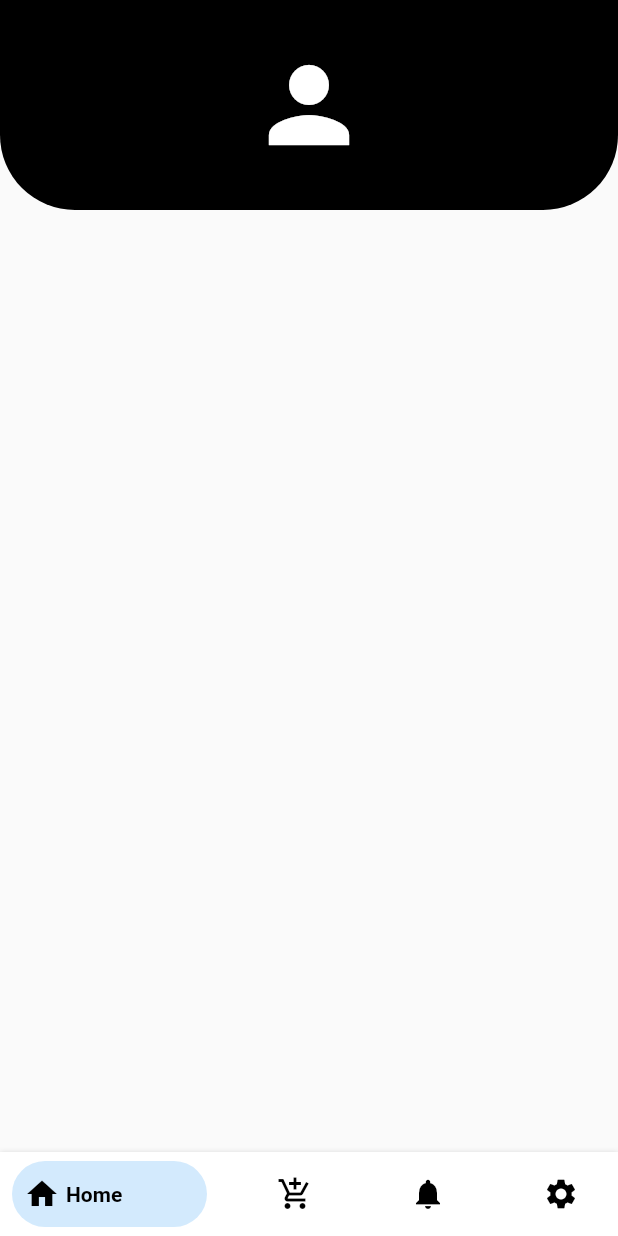
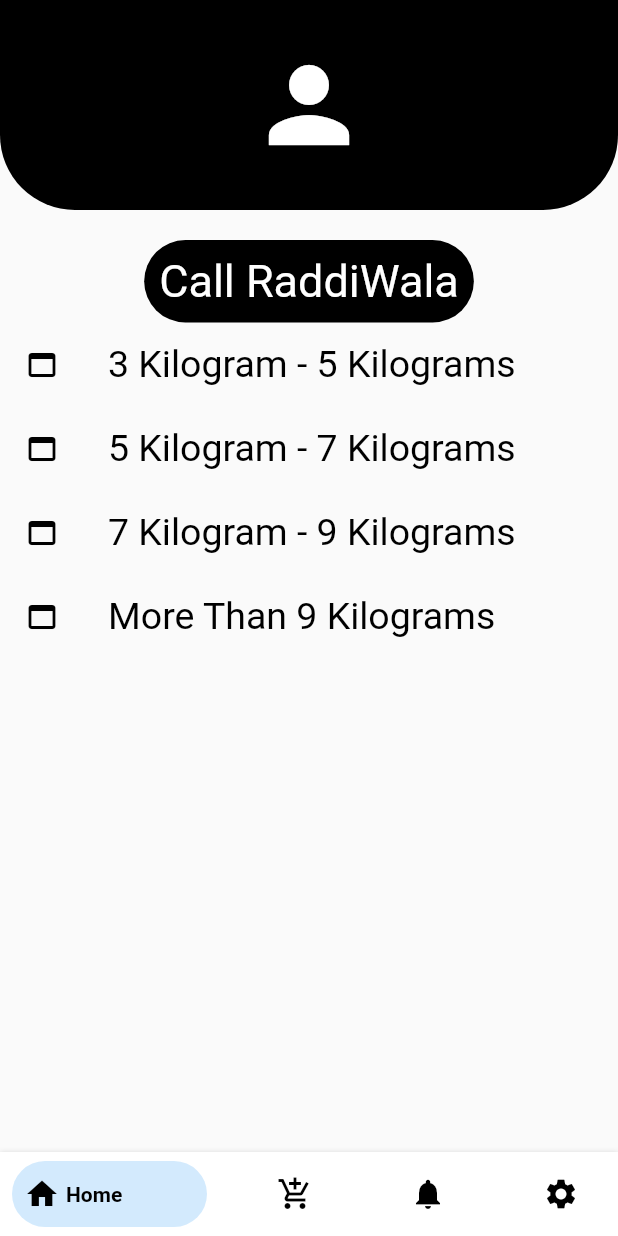
Before and after one commit to HackBMU/HackBMU2020_WellWaisted, a Flutter app: the screen it shows after launch, on a phone screen of 412 x 824 dp. Run offline on Flutter 3.47's test engine with Material 2 defaults, Android fonts, the phone set to English and light mode, and no system bars; drawn by our look-alikes of bottom_navy_bar.

Commit message:
Customised User dashboard

```diff
--- a/lib/Pages/PagesScroll.dart
+++ b/lib/Pages/PagesScroll.dart
@@ -1,5 +1,6 @@
 import 'package:flutter/material.dart';
 import 'package:bottom_navy_bar/bottom_navy_bar.dart';
+import 'package:wellwasted2/Pages/NotificationTab.dart';
 import 'package:wellwasted2/Pages/Shop.dart';
 import 'package:wellwasted2/Pages/UserDashBoard.dart';
 class ScrollPages extends StatefulWidget {
@@ -36,7 +37,7 @@ class _ScrollPagesState extends State<ScrollPages> {
           children: <Widget>[
             UserDashBoard(),
             Shop(),
-            Container(color: Colors.green,),
+            NotificationTab(),
             Container(color: Colors.blue,),
           ],
         ),
--- a/lib/Pages/Shop.dart
+++ b/lib/Pages/Shop.dart
@@ -10,15 +10,16 @@ class _ShopState extends State<Shop> {
   Widget build(BuildContext context) {
     return Scaffold(
       body: Container(
+        color: Colors.black,
         margin: EdgeInsets.only(top: 50),
         child: Center(
           child: Column(
             mainAxisAlignment: MainAxisAlignment.spaceEvenly,
             children:<Widget>[
-              Text("3 Kilogram - 5 Kilograms",style: TextStyle(fontSize: 30),),
-              Text("5 Kilogram - 7 Kilograms",style: TextStyle(fontSize: 30)),
-              Text("7 Kilogram - 9 Kilograms",style: TextStyle(fontSize: 30)),
-              Text("More than 9 kilograms",style: TextStyle(fontSize: 30))
+              ListTile(leading : Icon(Icons.web_asset,color: Colors.white,),title: Text("3 Kilogram - 5 Kilograms",style: TextStyle(fontSize: 25,color: Colors.white),),),
+              ListTile(leading : Icon(Icons.web_asset,color: Colors.white,),title: Text("5 Kilogram - 7 Kilograms",style: TextStyle(fontSize: 25,color: Colors.white),),),
+              ListTile(leading : Icon(Icons.web_asset,color: Colors.white,),title: Text("7 Kilogram - 9 Kilograms",style: TextStyle(fontSize: 25,color: Colors.white),),),
+              ListTile(leading : Icon(Icons.web_asset,color: Colors.white,),title: Text("More Than 9 Kilograms",style: TextStyle(fontSize: 25,color: Colors.white),),),
             ]
           ),
         ),
--- a/lib/Pages/UserDashBoard.dart
+++ b/lib/Pages/UserDashBoard.dart
@@ -1,3 +1,4 @@
+import 'package:flutter/cupertino.dart';
 import 'package:flutter/material.dart';
 import 'package:wellwasted2/Models/DashboardHeader.dart';
 import 'package:bottom_navy_bar/bottom_navy_bar.dart';
@@ -18,7 +19,20 @@ class _UserDashBoardState extends State<UserDashBoard> {
         child: Center(
           child: Column(
             children: <Widget>[
-              DashboardHeader()
+              DashboardHeader(),
+              SizedBox(height: 20,),
+              Container(
+                padding: EdgeInsets.all(10),
+                child:Text("Call RaddiWala",style: TextStyle(color: Colors.white,fontSize: 30),),
+                decoration: BoxDecoration(
+                  color: Colors.black,
+                  borderRadius: BorderRadius.all(Radius.circular(50))
+                ),
+              ),
+              ListTile(leading : Icon(Icons.web_asset,color: Colors.black,),title: Text("3 Kilogram - 5 Kilograms",style: TextStyle(fontSize: 25,color: Colors.black),),),
+              ListTile(leading : Icon(Icons.web_asset,color: Colors.black,),title: Text("5 Kilogram - 7 Kilograms",style: TextStyle(fontSize: 25,color: Colors.black),),),
+              ListTile(leading : Icon(Icons.web_asset,color: Colors.black,),title: Text("7 Kilogram - 9 Kilograms",style: TextStyle(fontSize: 25,color: Colors.black),),),
+              ListTile(leading : Icon(Icons.web_asset,color: Colors.black,),title: Text("More Than 9 Kilograms",style: TextStyle(fontSize: 25,color: Colors.black),),),
             ],
           ),
         ),
```
Also changed, not shown: lib/Models/NotificationTab.dart (deleted, +0 -10 lines), lib/Models/Notifications.dart (added, +18 -0 lines), lib/Pages/LoginScreen.dart (added, +13 -0 lines), lib/Pages/NotificationTab.dart (added, +23 -0 lines).
